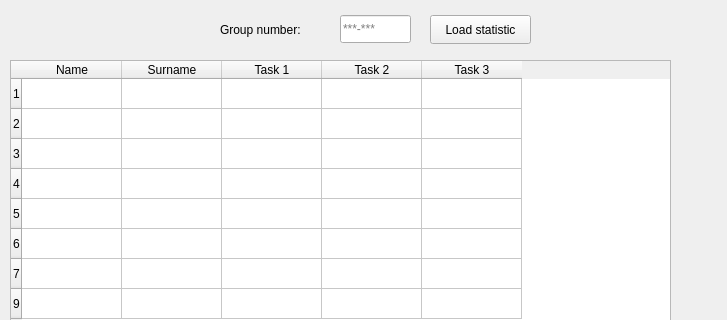
First picture: the form in ClientAndWindowsInOne/form_statistic_teacher.ui, repository Teka-a/ser, before the edit; both pictures show x 0 to 727 and y 0 to 320 of the 727 by 463 pixel window.
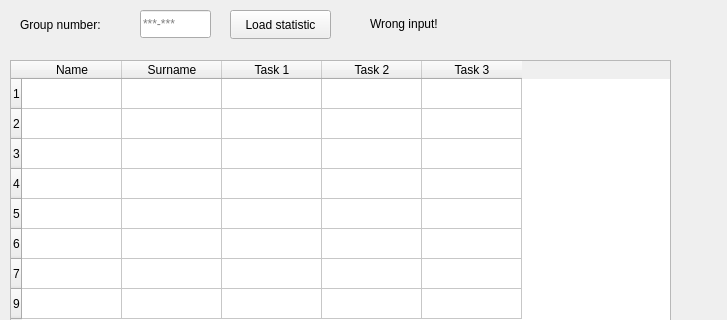
Second picture: the form after the edit.

Commit message: start working with db and statistic

The edit to the form file:
```diff
--- a/ClientAndWindowsInOne/form_statistic_teacher.ui
+++ b/ClientAndWindowsInOne/form_statistic_teacher.ui
@@ -99,8 +99,8 @@
   <widget class="QLabel" name="label">
    <property name="geometry">
     <rect>
-     <x>220</x>
-     <y>20</y>
+     <x>20</x>
+     <y>15</y>
      <width>101</width>
      <height>20</height>
     </rect>
@@ -112,8 +112,8 @@
   <widget class="QLineEdit" name="lineEdit">
    <property name="geometry">
     <rect>
-     <x>340</x>
-     <y>15</y>
+     <x>140</x>
+     <y>10</y>
      <width>71</width>
      <height>28</height>
     </rect>
@@ -131,8 +131,8 @@
   <widget class="QPushButton" name="pushButton">
    <property name="geometry">
     <rect>
-     <x>430</x>
-     <y>15</y>
+     <x>230</x>
+     <y>10</y>
      <width>101</width>
      <height>29</height>
     </rect>
@@ -141,6 +141,19 @@
     <string>Load statistic</string>
    </property>
   </widget>
+  <widget class="QLabel" name="label_2">
+   <property name="geometry">
+    <rect>
+     <x>370</x>
+     <y>15</y>
+     <width>91</width>
+     <height>18</height>
+    </rect>
+   </property>
+   <property name="text">
+    <string>Wrong input!</string>
+   </property>
+  </widget>
  </widget>
  <resources/>
  <connections/>
```
The commit also changes 10 other files.
